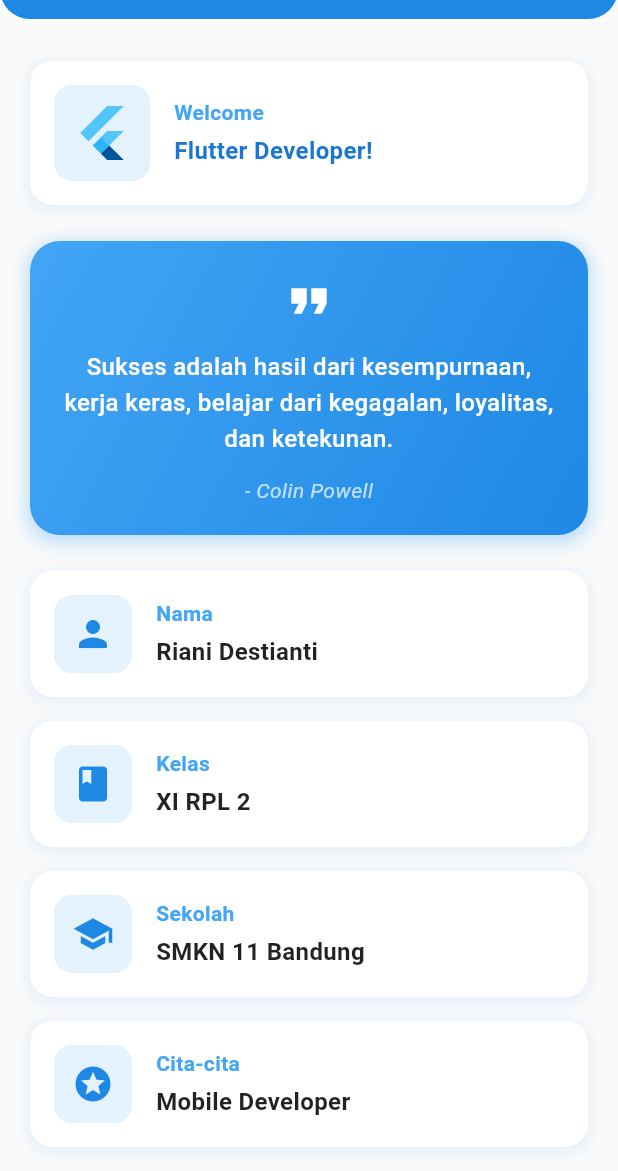
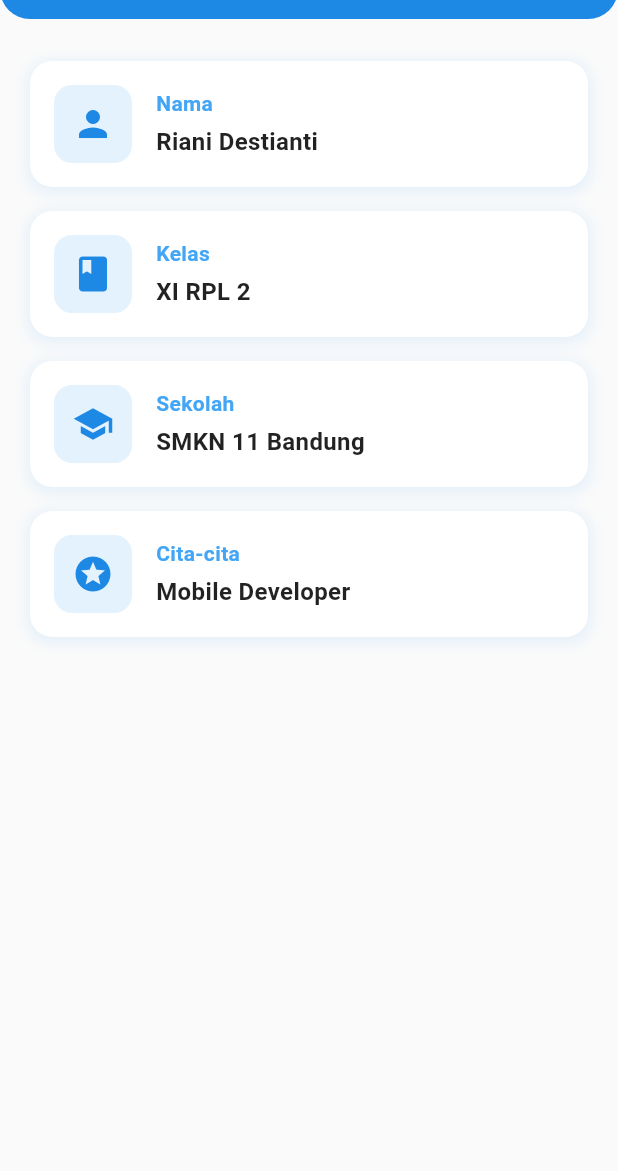
Before and after one commit to RianiDestianti/Biodata, a Flutter app: the screen it shows after launch, on a phone screen of 412 x 824 dp, the part 65-1236 px from its top. Run offline on Flutter 3.47's test engine with Material 3 defaults, Android fonts, the phone set to English and light mode, and no system bars; Roboto replaces fonts that are missing (Poppins).

Commit message:
page nama

```diff
--- a/lib/main.dart
+++ b/lib/main.dart
@@ -1,4 +1,5 @@
 import 'package:flutter/material.dart';
+import 'nama.dart';
 
 void main() => runApp(const MyApp());
 
@@ -10,7 +11,7 @@ class MyApp extends StatelessWidget {
       debugShowCheckedModeBanner: false,
       theme: ThemeData(
         primarySwatch: Colors.blue,
-        fontFamily: '',
+        fontFamily: 'Poppins',
       ),
       home: const FlutterKu(),
     );
@@ -20,8 +21,17 @@ class MyApp extends StatelessWidget {
 class FlutterKu extends StatelessWidget {
   const FlutterKu({Key? key}) : super(key: key);
 
-  Widget _buildInfoCard(String label, String value) {
-    return Container(
+  Widget _buildInfoCard(BuildContext context, String label, String value) {
+    return GestureDetector(
+      onTap: () {
+        if (label == 'Nama') {
+          Navigator.push(
+            context,
+            MaterialPageRoute(builder: (context) => const NamaPage()),
+          );
+        }
+      },
+      child: Container(
         margin: const EdgeInsets.symmetric(vertical: 8),
         padding: const EdgeInsets.all(16),
         decoration: BoxDecoration(
@@ -77,8 +87,10 @@ class FlutterKu extends StatelessWidget {
             ),
           ],
         ),
+      ),
     );
   }
+
 
   Widget _buildWelcomeCard() {
     return Container(
@@ -242,41 +254,10 @@ class FlutterKu extends StatelessWidget {
           padding: const EdgeInsets.all(20),
           child: Column(
             children: [
-              _buildWelcomeCard(),
-              _buildMotivationalQuote(),
-              _buildInfoCard('Nama', 'Riani Destianti'),
-              _buildInfoCard('Kelas', 'XI RPL 2'),
-              _buildInfoCard('Sekolah', 'SMKN 11 Bandung'),
-              _buildInfoCard('Cita-cita', 'Mobile Developer'),
-              const SizedBox(height: 16),
-              Container(
-                padding: const EdgeInsets.all(16),
-                decoration: BoxDecoration(
-                  color: Colors.orange.shade50,
-                  borderRadius: BorderRadius.circular(15),
-                  border: Border.all(color: Colors.orange.shade200),
-                ),
-                child: Row(
-                  children: [
-                    Icon(
-                      Icons.lightbulb,
-                      color: Colors.orange.shade400,
-                      size: 24,
-                    ),
-                    const SizedBox(width: 12),
-                    Expanded(
-                      child: Text(
-                        "Terus belajar dan berkembang. Masa depan yang cerah menanti!",
-                        style: TextStyle(
-                          color: Colors.orange.shade700,
-                          fontSize: 14,
-                          fontWeight: FontWeight.w500,
-                        ),
-                      ),
-                    ),
-                  ],
-                ),
-              ),
+              _buildInfoCard(context, 'Nama', 'Riani Destianti'),
+              _buildInfoCard(context, 'Kelas', 'XI RPL 2'),
+              _buildInfoCard(context, 'Sekolah', 'SMKN 11 Bandung'),
+              _buildInfoCard(context, 'Cita-cita', 'Mobile Developer'),
             ],
           ),
         ),
--- /dev/null
+++ b/lib/nama.dart
@@ -0,0 +1,20 @@
+import 'package:flutter/material.dart';
+
+class NamaPage extends StatelessWidget {
+  const NamaPage({Key? key}) : super(key: key);
+
+  @override
+  Widget build(BuildContext context) {
+    return Scaffold(
+      appBar: AppBar(
+        title: const Text('Detail Nama'),
+      ),
+      body: const Center(
+        child: Text(
+          'Ini adalah halaman Nama!',
+          style: TextStyle(fontSize: 20),
+        ),
+      ),
+    );
+  }
+}
```
Lines whose indentation alone changed are shown as unchanged.
